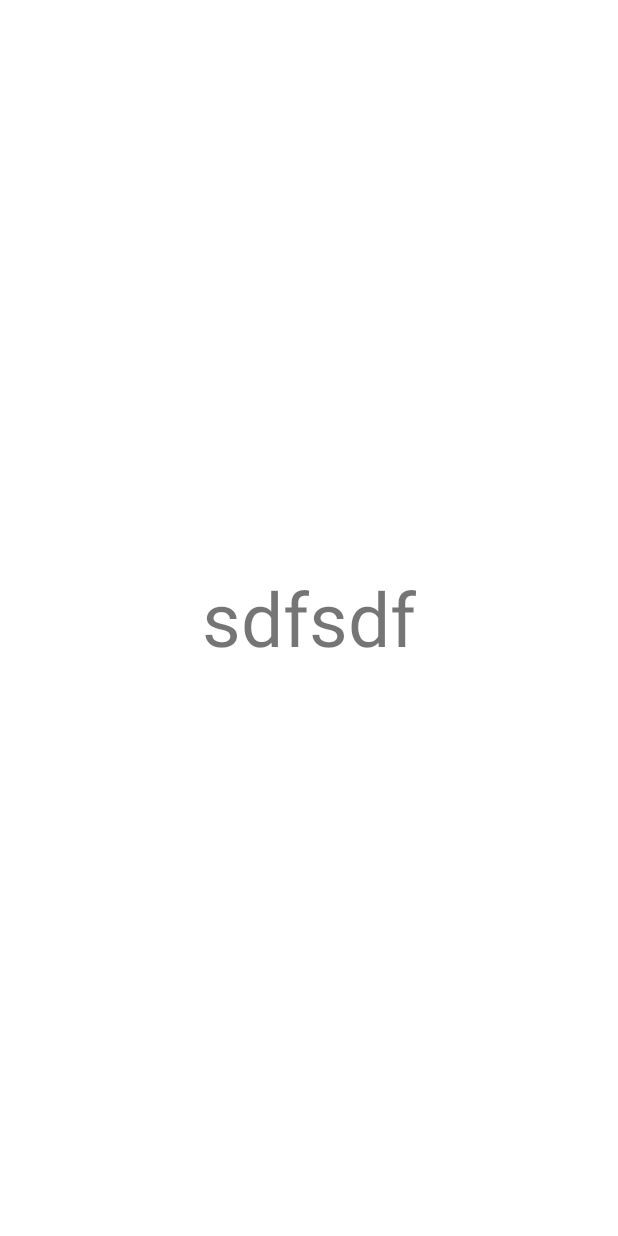
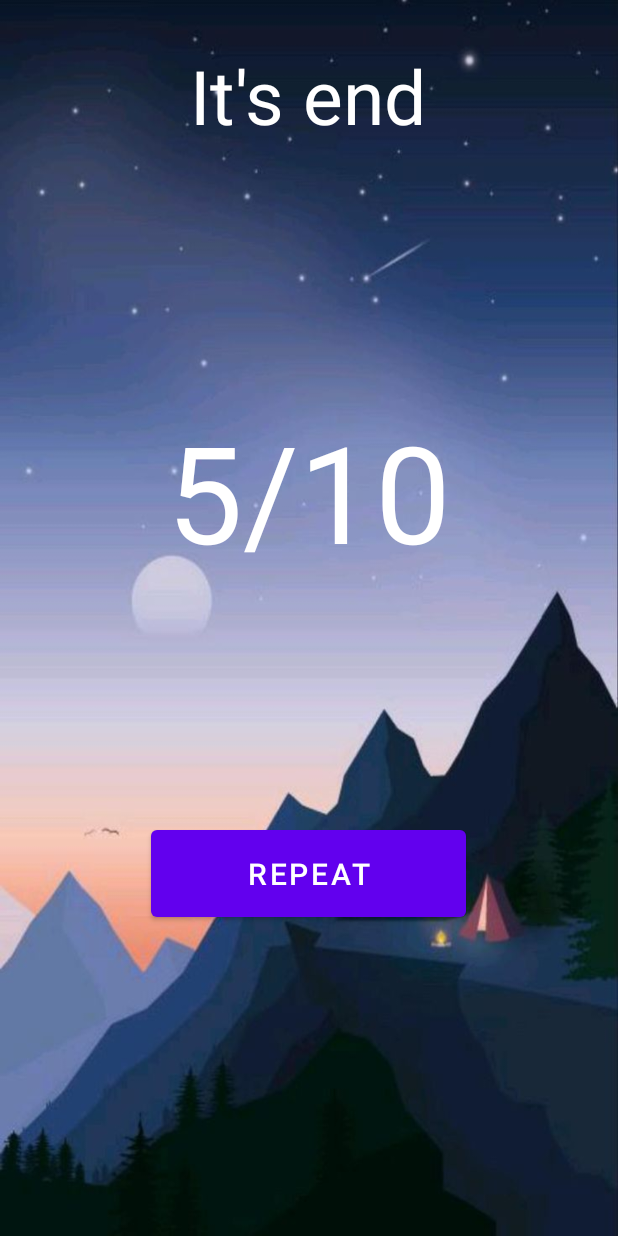
Before and after one commit to larkes-cyber/Quiz-app, an Android app: the layout activity_screen_of_results.xml on its own in the app's theme, with its tools: preview values and no code run, on a phone screen of 412 x 824 dp. Run offline under Robolectric (Android 15) with nearby library versions, the light colour scheme and no system bars.

Commit message:
I developed result screen.

```diff
--- a/app/src/main/java/com/example/myapplication/ScreenOfResults.kt
+++ b/app/src/main/java/com/example/myapplication/ScreenOfResults.kt
@@ -1,7 +1,9 @@
 package com.example.myapplication
 
+import android.content.Intent
 import androidx.appcompat.app.AppCompatActivity
 import android.os.Bundle
+import android.widget.Button
 import android.widget.TextView
 
 class ScreenOfResults: AppCompatActivity() {
@@ -11,7 +13,12 @@ class ScreenOfResults: AppCompatActivity() {
         setContentView(R.layout.activity_screen_of_results);
         val result:TextView = findViewById(R.id.textOfResults);
         val value = intent.extras!!.getString("value");
-        result.setText(value);
+        result.setText("${value}/10");
+        val button:Button=findViewById(R.id.button);
+        button.setOnClickListener {
+            val intent = Intent(this,::MainActivity::class.java);
+            startActivity(intent)
+        }
     }
 }
 //private val value = valueOfAnswerToQuestions;
--- a/app/src/main/res/layout/activity_main.xml
+++ b/app/src/main/res/layout/activity_main.xml
@@ -47,15 +47,15 @@
                 android:textStyle="bold"
 
                 />
+
             <TextView
                 android:layout_width="wrap_content"
                 android:layout_height="wrap_content"
+                android:layout_gravity="center"
                 android:text="Please enter your name"
+                android:textColor="#7A8089"
                 android:textSize="16sp"
-                android:layout_gravity="center"
-                android:textColor="#7A8089"
-                android:textStyle="bold"
-                />
+                android:textStyle="bold" />
             <EditText
                 android:layout_width="match_parent"
                 android:layout_height="60dp"
--- a/app/src/main/res/layout/activity_screen_of_results.xml
+++ b/app/src/main/res/layout/activity_screen_of_results.xml
@@ -5,14 +5,35 @@
     android:layout_width="match_parent"
     android:layout_height="match_parent"
     tools:context=".ScreenOfResults"
-    android:gravity="center"
+    android:gravity="center_horizontal"
+    android:background="@drawable/background"
+    android:orientation="vertical"
     >
+
+        <TextView
+            android:layout_width="wrap_content"
+            android:layout_height="wrap_content"
+            android:textSize="50sp"
+            android:text="It's end"
+            android:textColor="#ffff"
+            android:layout_marginTop="30dp"
+            />
         <TextView
             android:id="@+id/textOfResults"
             android:layout_width="wrap_content"
             android:layout_height="wrap_content"
-            android:textSize="50sp"
-            android:text="sdfsdf"
+            android:textSize="90sp"
+            android:text="5/10"
+            android:textColor="#ffff"
+            android:layout_marginTop="170dp"
             />
+        <Button
+            android:id="@+id/button"
+            android:layout_marginTop="160dp"
+            android:layout_width="210dp"
+            android:layout_height="70dp"
+            android:text="repeat"
+            android:textSize="20sp"
+                />
 
 </LinearLayout>
```
Also changed, not shown: app/src/main/res/drawable/background.jpg (added).
